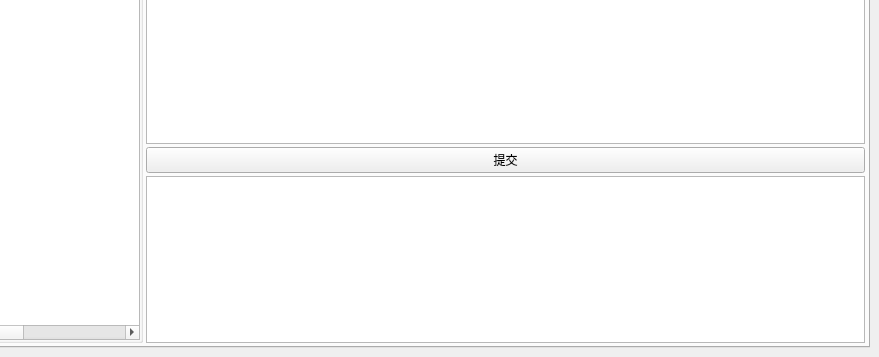
The window that ui/toolkit.ui (masami10/ts013_toolkits) describes before a commit, drawn with Qt 5; both pictures show x 377 to 1256 and y 502 to 859 of the 1256 by 859 pixel window.
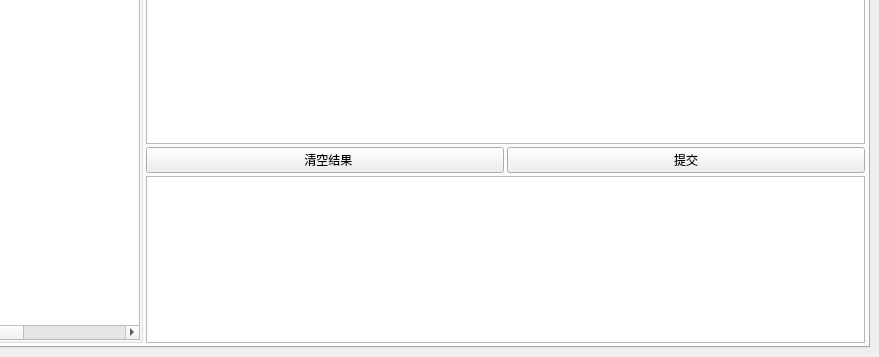
The same window after the commit.

Commit message: [FEAT](tools): 添加清空结果按钮

Patch:
```diff
--- a/ui/toolkit.ui
+++ b/ui/toolkit.ui
@@ -638,11 +638,22 @@
              </widget>
             </item>
             <item>
+             <layout class="QHBoxLayout" name="horizontalLayout_12">
+              <item>
+               <widget class="QPushButton" name="ClearResultsButton">
+                <property name="text">
+                 <string>  清空结果</string>
+                </property>
+               </widget>
+              </item>
+              <item>
              <widget class="QPushButton" name="submit_btn">
               <property name="text">
                <string>提交</string>
               </property>
              </widget>
+              </item>
+             </layout>
             </item>
             <item>
              <widget class="QTextBrowser" name="textLog_2">
```
Lines whose indentation alone changed are shown as unchanged. The commit also changes 4 other files.
